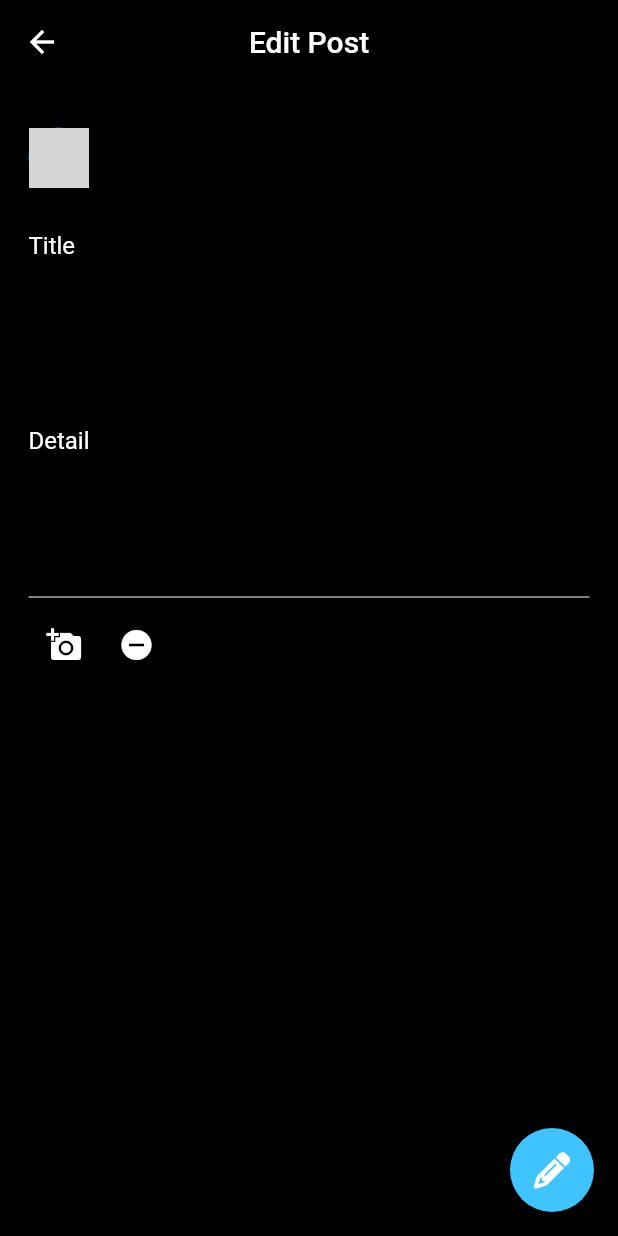
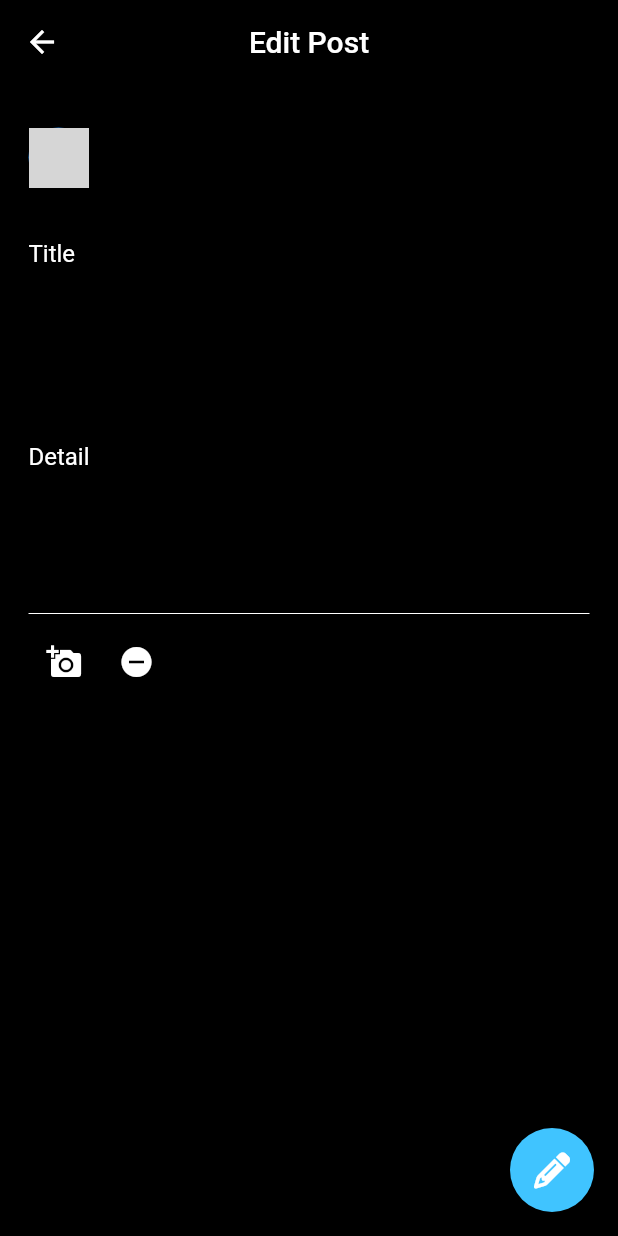
Before and after one commit to danieltefera08/porter, a Flutter app: the Geditpost screen opened directly, on a phone screen of 412 x 824 dp. Run offline on Flutter 3.47's test engine with Material 2 defaults, Android fonts, the phone set to English and light mode, and no system bars; our stand-ins replace cloud_firestore, firebase_auth, firebase_core, firebase_dynamic_links, firebase_storage, flutter_spinkit and 5 more; accounts and stored records are empty; network calls fail; statements that could not run were skipped; grey boxes are pictures that could not be loaded.

Commit message:
update Group_Postedit.dart

```diff
--- a/lib/Screens/Home/Mobilepages/Group_Postedit.dart
+++ b/lib/Screens/Home/Mobilepages/Group_Postedit.dart
@@ -169,6 +169,12 @@ _detail.text=widget.snap['detail'];
                             hintStyle: TextStyle(
                               color: Colors.white,
                             ),
+                            label: Text(
+                              "Title",
+                              style: TextStyle(
+                                color: Colors.white,
+                              ),
+                            ),
                           ),
                           style:const TextStyle(
                             color: Colors.white,
```
